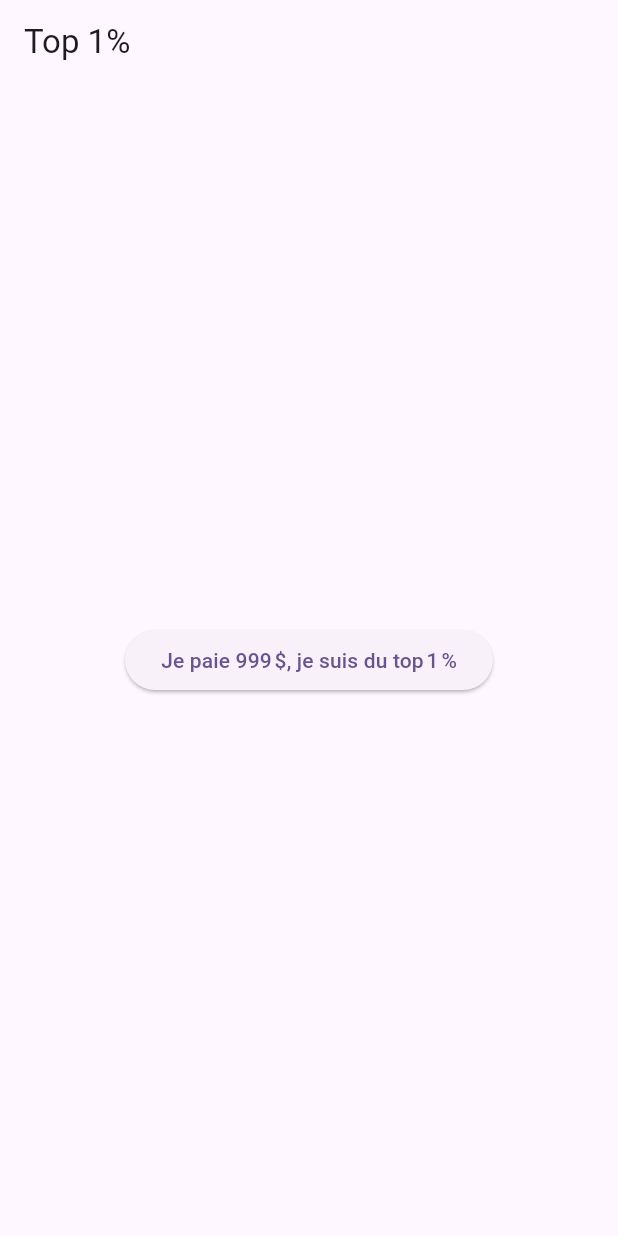
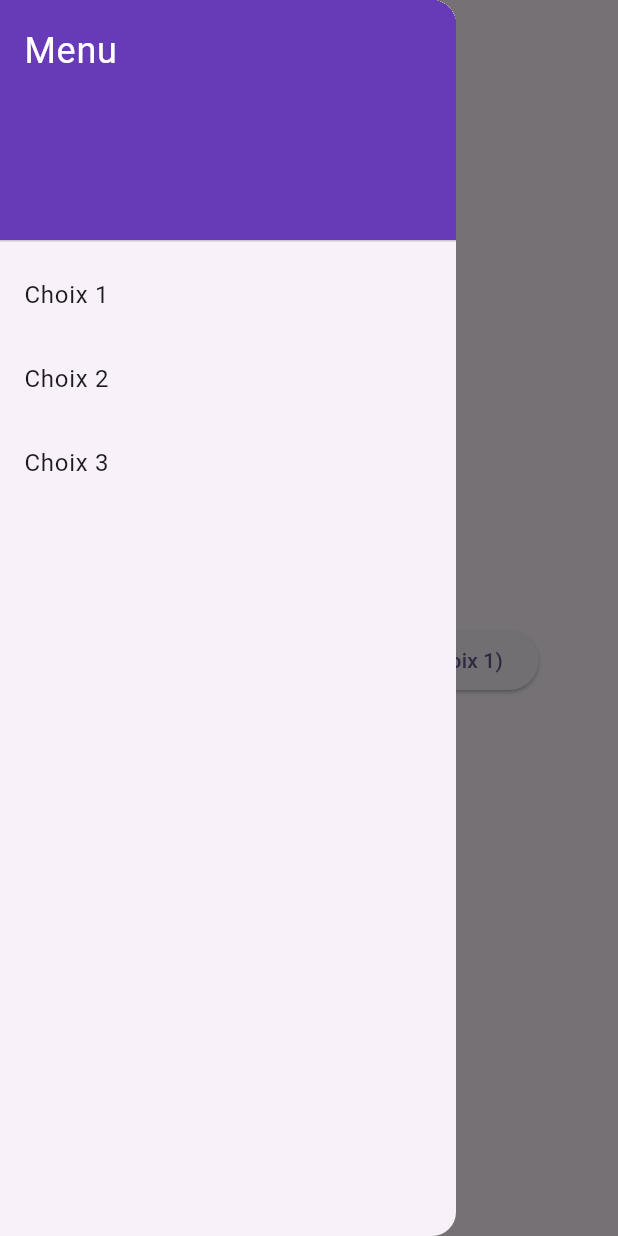
Before and after one commit to matartiflette/CERTIFIED, a Flutter app: the screen it shows after launch, with the side drawer open (before the commit the screen has no drawer), on a phone screen of 412 x 824 dp. Run offline on Flutter 3.47's test engine with Material 3 defaults, Android fonts, the light colour scheme and no system bars.

Commit message:
featire.md

```diff
--- a/flutter_application_1/lib/main.dart
+++ b/flutter_application_1/lib/main.dart
@@ -19,19 +19,75 @@
   }
 }
 
-class TopOnePercentPage extends StatelessWidget {
+class TopOnePercentPage extends StatefulWidget {
   const TopOnePercentPage({super.key});
 
+  @override
+  State<TopOnePercentPage> createState() => _TopOnePercentPageState();
+}
+
+class _TopOnePercentPageState extends State<TopOnePercentPage> {
+  String dropdownValue = 'Choix 1';
+
+// ...existing code...
   @override
   Widget build(BuildContext context) {
     return Scaffold(
       appBar: AppBar(
         title: const Text('Top 1%'),
       ),
+      drawer: Drawer(
+        child: ListView(
+          padding: EdgeInsets.zero,
+          children: [
+            const DrawerHeader(
+              decoration: BoxDecoration(
+                color: Colors.deepPurple,
+              ),
+              child: Text(
+                'Menu',
+                style: TextStyle(
+                  color: Colors.white,
+                  fontSize: 24,
+                ),
+              ),
+            ),
+            ListTile(
+              title: const Text('Choix 1'),
+              onTap: () {
+                setState(() {
+                  dropdownValue = 'Choix 1';
+                });
+                Navigator.pop(context);
+              },
+            ),
+            ListTile(
+              title: const Text('Choix 2'),
+              onTap: () {
+                setState(() {
+                  dropdownValue = 'Choix 2';
+                });
+                Navigator.pop(context);
+              },
+            ),
+            ListTile(
+              title: const Text('Choix 3'),
+              onTap: () {
+                setState(() {
+                  dropdownValue = 'Choix 3';
+                });
+                Navigator.pop(context);
+              },
+            ),
+          ],
+        ),
+      ),
       body: Center(
         child: ElevatedButton(
-          onPressed: () {print('Bouton pressé !');},
-          child: const Text('Je paie 999 \$, je suis du top 1 %'),
+          onPressed: () {
+            print('Bouton pressé !');
+          },
+          child: Text('Je paie 999 \$, je suis du top 1 % (${dropdownValue})'),
         ),
       ),
     );
```
Also changed, not shown: 1 other file.
